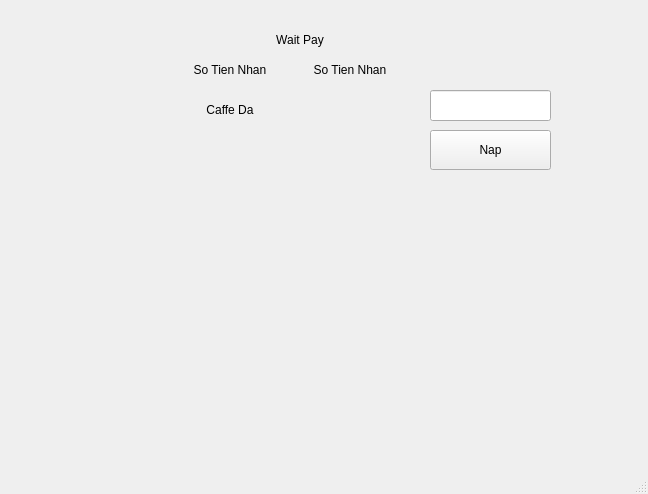
Above: configs/mdragon/pythonextern/CoffeMachine/vendding.ui from mWorkVN/linuxcnc before the change. Below: the same form after it.
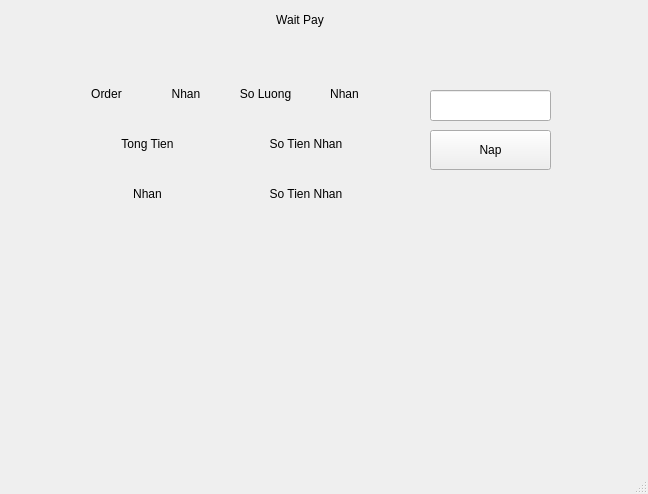
That is the form after the change. The open tabs and pages were chosen to show the change.

```diff
--- a/configs/mdragon/pythonextern/CoffeMachine/vendding.ui
+++ b/configs/mdragon/pythonextern/CoffeMachine/vendding.ui
@@ -595,7 +595,7 @@
       <property name="geometry">
        <rect>
         <x>230</x>
-        <y>20</y>
+        <y>0</y>
         <width>120</width>
         <height>20</height>
        </rect>
@@ -631,126 +631,6 @@
        <set>Qt::AlignCenter</set>
       </property>
      </widget>
-     <widget class="QLabel" name="imageAc_12">
-      <property name="geometry">
-       <rect>
-        <x>160</x>
-        <y>50</y>
-        <width>120</width>
-        <height>20</height>
-       </rect>
-      </property>
-      <property name="sizePolicy">
-       <sizepolicy hsizetype="Maximum" vsizetype="Maximum">
-        <horstretch>0</horstretch>
-        <verstretch>0</verstretch>
-       </sizepolicy>
-      </property>
-      <property name="minimumSize">
-       <size>
-        <width>20</width>
-        <height>20</height>
-       </size>
-      </property>
-      <property name="maximumSize">
-       <size>
-        <width>150</width>
-        <height>20</height>
-       </size>
-      </property>
-      <property name="frameShape">
-       <enum>QFrame::Box</enum>
-      </property>
-      <property name="lineWidth">
-       <number>0</number>
-      </property>
-      <property name="text">
-       <string>So Tien Nhan</string>
-      </property>
-      <property name="alignment">
-       <set>Qt::AlignCenter</set>
-      </property>
-     </widget>
-     <widget class="QLabel" name="imageAc_13">
-      <property name="geometry">
-       <rect>
-        <x>160</x>
-        <y>90</y>
-        <width>120</width>
-        <height>20</height>
-       </rect>
-      </property>
-      <property name="sizePolicy">
-       <sizepolicy hsizetype="Maximum" vsizetype="Maximum">
-        <horstretch>0</horstretch>
-        <verstretch>0</verstretch>
-       </sizepolicy>
-      </property>
-      <property name="minimumSize">
-       <size>
-        <width>20</width>
-        <height>20</height>
-       </size>
-      </property>
-      <property name="maximumSize">
-       <size>
-        <width>150</width>
-        <height>20</height>
-       </size>
-      </property>
-      <property name="frameShape">
-       <enum>QFrame::Box</enum>
-      </property>
-      <property name="lineWidth">
-       <number>0</number>
-      </property>
-      <property name="text">
-       <string>Caffe Da</string>
-      </property>
-      <property name="alignment">
-       <set>Qt::AlignCenter</set>
-      </property>
-     </widget>
-     <widget class="QLabel" name="moneyGet">
-      <property name="geometry">
-       <rect>
-        <x>280</x>
-        <y>50</y>
-        <width>120</width>
-        <height>20</height>
-       </rect>
-      </property>
-      <property name="sizePolicy">
-       <sizepolicy hsizetype="Maximum" vsizetype="Maximum">
-        <horstretch>0</horstretch>
-        <verstretch>0</verstretch>
-       </sizepolicy>
-      </property>
-      <property name="minimumSize">
-       <size>
-        <width>20</width>
-        <height>20</height>
-       </size>
-      </property>
-      <property name="maximumSize">
-       <size>
-        <width>150</width>
-        <height>20</height>
-       </size>
-      </property>
-      <property name="frameShape">
-       <enum>QFrame::Box</enum>
-      </property>
-      <property name="lineWidth">
-       <number>0</number>
-      </property>
-      <property name="text">
-       <string>So Tien Nhan</string>
-      </property>
-      <property name="alignment">
-       <set>Qt::AlignCenter</set>
-      </property>
-     </widget>
      <widget class="QPushButton" name="btn_naptien">
       <property name="geometry">
        <rect>
@@ -783,6 +663,350 @@
        <bool>false</bool>
       </property>
      </widget>
+     <widget class="QWidget" name="verticalLayoutWidget_2">
+      <property name="geometry">
+       <rect>
+        <x>50</x>
+        <y>50</y>
+        <width>331</width>
+        <height>171</height>
+       </rect>
+      </property>
+      <layout class="QVBoxLayout" name="verticalLayout_3">
+       <property name="leftMargin">
+        <number>5</number>
+       </property>
+       <property name="topMargin">
+        <number>5</number>
+       </property>
+       <property name="rightMargin">
+        <number>5</number>
+       </property>
+       <property name="bottomMargin">
+        <number>5</number>
+       </property>
+       <item>
+        <layout class="QHBoxLayout" name="horizontalLayout_5">
+         <property name="leftMargin">
+          <number>5</number>
+         </property>
+         <property name="topMargin">
+          <number>5</number>
+         </property>
+         <property name="rightMargin">
+          <number>5</number>
+         </property>
+         <property name="bottomMargin">
+          <number>5</number>
+         </property>
+         <item>
+          <widget class="QLabel" name="imageAc_20">
+           <property name="sizePolicy">
+            <sizepolicy hsizetype="Maximum" vsizetype="Maximum">
+             <horstretch>0</horstretch>
+             <verstretch>0</verstretch>
+            </sizepolicy>
+           </property>
+           <property name="minimumSize">
+            <size>
+             <width>20</width>
+             <height>20</height>
+            </size>
+           </property>
+           <property name="maximumSize">
+            <size>
+             <width>500</width>
+             <height>20</height>
+            </size>
+           </property>
+           <property name="frameShape">
+            <enum>QFrame::Box</enum>
+           </property>
+           <property name="lineWidth">
+            <number>0</number>
+           </property>
+           <property name="text">
+            <string>Order</string>
+           </property>
+           <property name="alignment">
+            <set>Qt::AlignCenter</set>
+           </property>
+          </widget>
+         </item>
+         <item>
+          <widget class="QLabel" name="nameID">
+           <property name="sizePolicy">
+            <sizepolicy hsizetype="Maximum" vsizetype="Maximum">
+             <horstretch>0</horstretch>
+             <verstretch>0</verstretch>
+            </sizepolicy>
+           </property>
+           <property name="minimumSize">
+            <size>
+             <width>20</width>
+             <height>20</height>
+            </size>
+           </property>
+           <property name="maximumSize">
+            <size>
+             <width>500</width>
+             <height>20</height>
+            </size>
+           </property>
+           <property name="frameShape">
+            <enum>QFrame::Box</enum>
+           </property>
+           <property name="lineWidth">
+            <number>0</number>
+           </property>
+           <property name="text">
+            <string>Nhan</string>
+           </property>
+           <property name="alignment">
+            <set>Qt::AlignCenter</set>
+           </property>
+          </widget>
+         </item>
+         <item>
+          <widget class="QLabel" name="label">
+           <property name="sizePolicy">
+            <sizepolicy hsizetype="Maximum" vsizetype="Maximum">
+             <horstretch>0</horstretch>
+             <verstretch>0</verstretch>
+            </sizepolicy>
+           </property>
+           <property name="minimumSize">
+            <size>
+             <width>20</width>
+             <height>20</height>
+            </size>
+           </property>
+           <property name="maximumSize">
+            <size>
+             <width>500</width>
+             <height>20</height>
+            </size>
+           </property>
+           <property name="frameShape">
+            <enum>QFrame::Box</enum>
+           </property>
+           <property name="lineWidth">
+            <number>0</number>
+           </property>
+           <property name="text">
+            <string>So Luong</string>
+           </property>
+           <property name="alignment">
+            <set>Qt::AlignCenter</set>
+           </property>
+          </widget>
+         </item>
+         <item>
+          <widget class="QLabel" name="slID">
+           <property name="sizePolicy">
+            <sizepolicy hsizetype="Maximum" vsizetype="Maximum">
+             <horstretch>0</horstretch>
+             <verstretch>0</verstretch>
+            </sizepolicy>
+           </property>
+           <property name="minimumSize">
+            <size>
+             <width>20</width>
+             <height>20</height>
+            </size>
+           </property>
+           <property name="maximumSize">
+            <size>
+             <width>500</width>
+             <height>20</height>
+            </size>
+           </property>
+           <property name="frameShape">
+            <enum>QFrame::Box</enum>
+           </property>
+           <property name="lineWidth">
+            <number>0</number>
+           </property>
+           <property name="text">
+            <string>Nhan</string>
+           </property>
+           <property name="alignment">
+            <set>Qt::AlignCenter</set>
+           </property>
+          </widget>
+         </item>
+        </layout>
+       </item>
+       <item>
+        <layout class="QHBoxLayout" name="horizontalLayout_7">
+         <property name="leftMargin">
+          <number>5</number>
+         </property>
+         <property name="topMargin">
+          <number>5</number>
+         </property>
+         <property name="rightMargin">
+          <number>5</number>
+         </property>
+         <property name="bottomMargin">
+          <number>5</number>
+         </property>
+         <item>
+          <widget class="QLabel" name="imageAc_17">
+           <property name="sizePolicy">
+            <sizepolicy hsizetype="Maximum" vsizetype="Maximum">
+             <horstretch>0</horstretch>
+             <verstretch>0</verstretch>
+            </sizepolicy>
+           </property>
+           <property name="minimumSize">
+            <size>
+             <width>20</width>
+             <height>20</height>
+            </size>
+           </property>
+           <property name="maximumSize">
+            <size>
+             <width>500</width>
+             <height>20</height>
+            </size>
+           </property>
+           <property name="frameShape">
+            <enum>QFrame::Box</enum>
+           </property>
+           <property name="lineWidth">
+            <number>0</number>
+           </property>
+           <property name="text">
+            <string>Tong Tien</string>
+           </property>
+           <property name="alignment">
+            <set>Qt::AlignCenter</set>
+           </property>
+          </widget>
+         </item>
+         <item>
+          <widget class="QLabel" name="TotalMoney">
+           <property name="sizePolicy">
+            <sizepolicy hsizetype="Maximum" vsizetype="Maximum">
+             <horstretch>0</horstretch>
+             <verstretch>0</verstretch>
+            </sizepolicy>
+           </property>
+           <property name="minimumSize">
+            <size>
+             <width>20</width>
+             <height>20</height>
+            </size>
+           </property>
+           <property name="maximumSize">
+            <size>
+             <width>150</width>
+             <height>20</height>
+            </size>
+           </property>
+           <property name="frameShape">
+            <enum>QFrame::Box</enum>
+           </property>
+           <property name="lineWidth">
+            <number>0</number>
+           </property>
+           <property name="text">
+            <string>So Tien Nhan</string>
+           </property>
+           <property name="alignment">
+            <set>Qt::AlignCenter</set>
+           </property>
+          </widget>
+         </item>
+        </layout>
+       </item>
+       <item>
+        <layout class="QHBoxLayout" name="horizontalLayout_6">
+         <property name="leftMargin">
+          <number>5</number>
+         </property>
+         <property name="topMargin">
+          <number>5</number>
+         </property>
+         <property name="rightMargin">
+          <number>5</number>
+         </property>
+         <property name="bottomMargin">
+          <number>5</number>
+         </property>
+         <item>
+          <widget class="QLabel" name="imageAc_12">
+           <property name="sizePolicy">
+            <sizepolicy hsizetype="Maximum" vsizetype="Maximum">
+             <horstretch>0</horstretch>
+             <verstretch>0</verstretch>
+            </sizepolicy>
+           </property>
+           <property name="minimumSize">
+            <size>
+             <width>20</width>
+             <height>20</height>
+            </size>
+           </property>
+           <property name="maximumSize">
+            <size>
+             <width>500</width>
+             <height>20</height>
+            </size>
+           </property>
+           <property name="frameShape">
+            <enum>QFrame::Box</enum>
+           </property>
+           <property name="lineWidth">
+            <number>0</number>
+           </property>
+           <property name="text">
+            <string>Nhan</string>
+           </property>
+           <property name="alignment">
+            <set>Qt::AlignCenter</set>
+           </property>
+          </widget>
+         </item>
+         <item>
+          <widget class="QLabel" name="moneyGet">
+           <property name="sizePolicy">
+            <sizepolicy hsizetype="Maximum" vsizetype="Maximum">
+             <horstretch>0</horstretch>
+             <verstretch>0</verstretch>
+            </sizepolicy>
+           </property>
+           <property name="minimumSize">
+            <size>
+             <width>20</width>
+             <height>20</height>
+            </size>
+           </property>
+           <property name="maximumSize">
+            <size>
+             <width>150</width>
+             <height>20</height>
+            </size>
+           </property>
+           <property name="frameShape">
+            <enum>QFrame::Box</enum>
+           </property>
+           <property name="lineWidth">
+            <number>0</number>
+           </property>
+           <property name="text">
+            <string>So Tien Nhan</string>
+           </property>
+           <property name="alignment">
+            <set>Qt::AlignCenter</set>
+           </property>
+          </widget>
+         </item>
+        </layout>
+       </item>
+      </layout>
+     </widget>
     </widget>
     <widget class="QWidget" name="page">
      <widget class="QLabel" name="imageAc_14">
```
Left out of the diff: 2 changed lines with no effect on the pictures.
